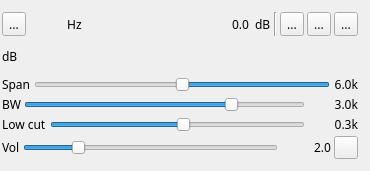
The window that plugins/channelrx/demodssb/ssbdemodgui.ui (f4exb/sdrangel) describes before a commit, drawn with Qt 5.
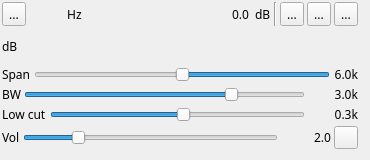
The same window after the commit. Icons and pictures are not drawn. Custom widgets are drawn as their Qt base class.

Commit message: AM, FM, SSB demods: adjust GUI size

```diff
--- a/plugins/channelrx/demodssb/ssbdemodgui.ui
+++ b/plugins/channelrx/demodssb/ssbdemodgui.ui
@@ -7,7 +7,7 @@
     <x>0</x>
     <y>0</y>
     <width>370</width>
-    <height>171</height>
+    <height>160</height>
    </rect>
   </property>
   <property name="sizePolicy">
@@ -35,7 +35,7 @@
    <property name="geometry">
     <rect>
      <x>0</x>
-     <y>10</y>
+     <y>0</y>
      <width>360</width>
      <height>151</height>
     </rect>
```
The commit also changes 2 other files.
